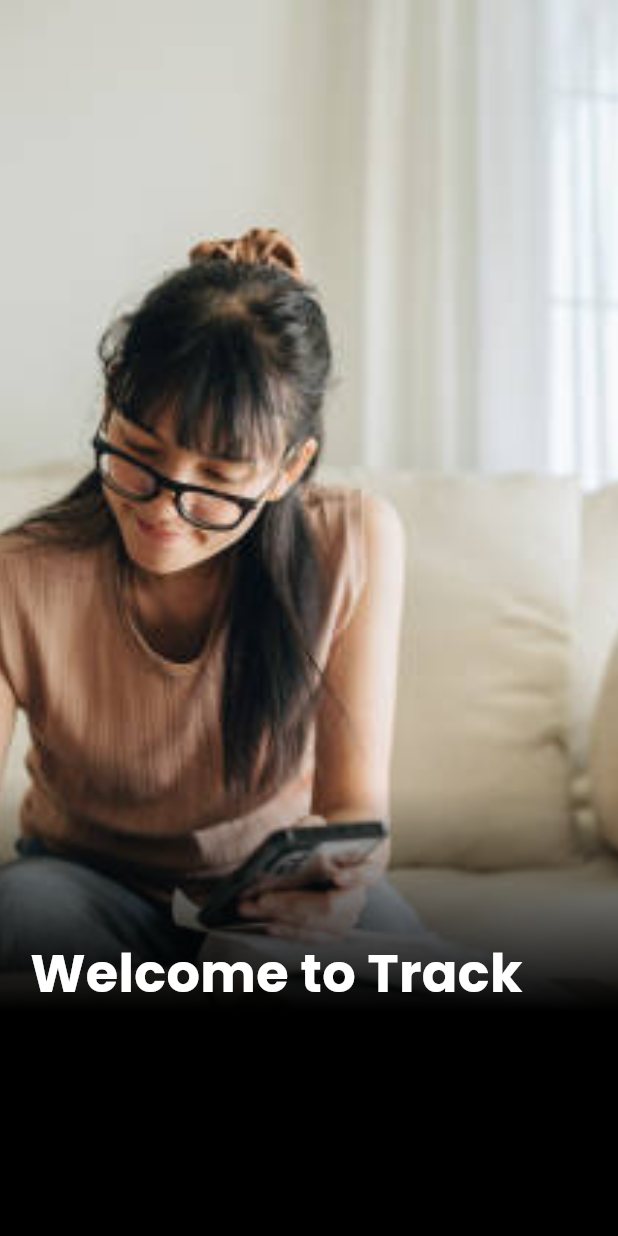
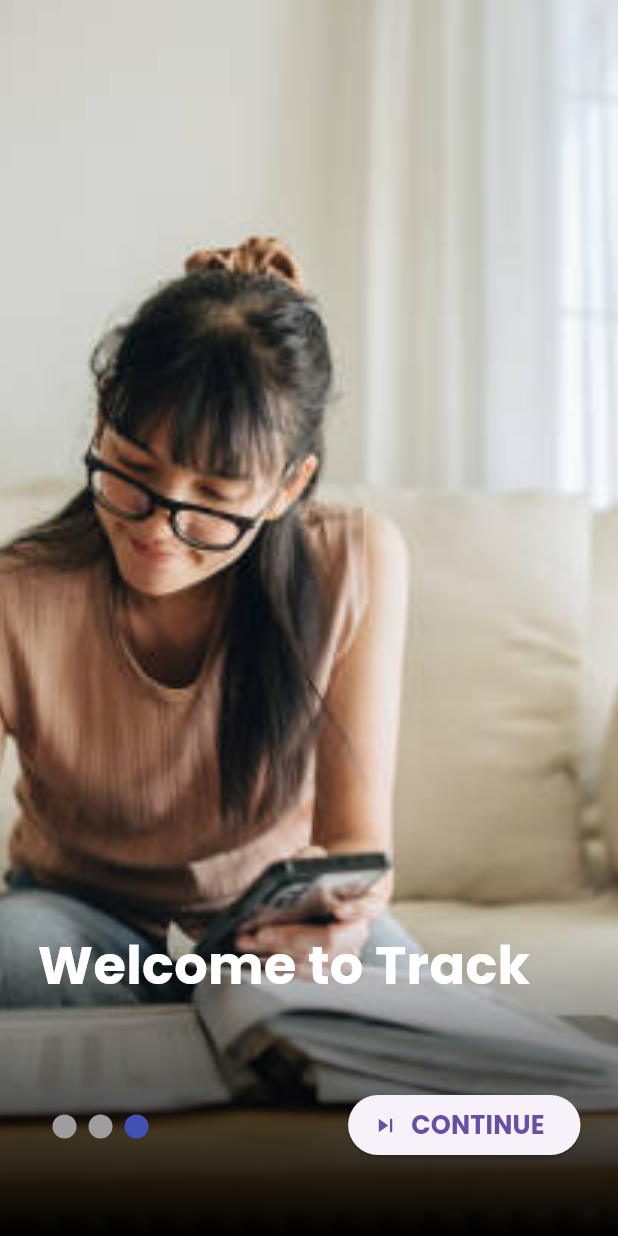
Before and after one commit to abey-joseph/expense_tracker, a Flutter app: the screen it shows after launch, swiped to page 3, on a phone screen of 412 x 824 dp. Run offline on Flutter 3.47's test engine with Material 3 defaults, Android fonts, the phone set to English and light mode, and no system bars; drawn by our look-alikes of smooth_page_indicator; our stand-ins replace bloc, firebase_auth, firebase_core, flutter_bloc, freezed_annotation, get_it and 4 more; accounts and stored records are empty; generated files the repository leaves out were written again.

Commit message:
oneborard screen corrected

```diff
--- a/lib/main.dart
+++ b/lib/main.dart
@@ -3,7 +3,6 @@ import 'package:expense_tracker/core/firebase/firebase_actions.dart';
 import 'package:expense_tracker/core/get_it/get_it.dart';
 import 'package:expense_tracker/core/db/db.dart';
 import 'package:expense_tracker/ui/screens/onboard_screen.dart';
-import 'package:expense_tracker/ui/screens/splash_screen.dart';
 import 'package:expense_tracker/ui/theme/theme_provider.dart';
 import 'package:flutter/material.dart';
 import 'package:flutter_bloc/flutter_bloc.dart';
--- a/lib/ui/pages/onboard_screen/page1.dart
+++ b/lib/ui/pages/onboard_screen/page1.dart
@@ -9,10 +9,11 @@ class Page1 extends StatelessWidget {
       body: Stack(
         children: [
           SizedBox(
-              height: MediaQuery.of(context).size.height - 30,
+              height: MediaQuery.of(context).size.height,
+              width: MediaQuery.of(context).size.width,
               child: Image.asset(
                 "assets/images/on_board_screen/photo1.webp",
-                fit: BoxFit.fitHeight,
+                fit: BoxFit.cover,
               ))
         ],
       ),
--- a/lib/ui/pages/onboard_screen/page2.dart
+++ b/lib/ui/pages/onboard_screen/page2.dart
@@ -9,10 +9,11 @@ class Page2 extends StatelessWidget {
       body: Stack(
         children: [
           SizedBox(
-              height: MediaQuery.of(context).size.height - 30,
+              height: MediaQuery.of(context).size.height,
+              width: MediaQuery.of(context).size.width,
               child: Image.asset(
                 "assets/images/on_board_screen/photo2.webp",
-                fit: BoxFit.fitHeight,
+                fit: BoxFit.cover,
               ))
         ],
       ),
--- a/lib/ui/pages/onboard_screen/page3.dart
+++ b/lib/ui/pages/onboard_screen/page3.dart
@@ -1,4 +1,3 @@
-import 'package:expense_tracker/ui/screens/splash_screen.dart';
 import 'package:flutter/material.dart';
 
 class Page3 extends StatelessWidget {
@@ -10,16 +9,11 @@ class Page3 extends StatelessWidget {
       body: Stack(
         children: [
           SizedBox(
-              height: MediaQuery.of(context).size.height - 30,
-              child: GestureDetector(
-                onLongPress: () => Navigator.of(context)
-                    .push(MaterialPageRoute(builder: (context) {
-                  return SplashScreen();
-                })),
-                child: Image.asset(
-                  "assets/images/on_board_screen/photo3.jpg",
-                  fit: BoxFit.fitHeight,
-                ),
+              height: MediaQuery.of(context).size.height,
+              width: MediaQuery.of(context).size.width,
+              child: Image.asset(
+                "assets/images/on_board_screen/photo3.jpg",
+                fit: BoxFit.cover,
               ))
         ],
       ),
--- a/lib/ui/screens/onboard_screen.dart
+++ b/lib/ui/screens/onboard_screen.dart
@@ -2,62 +2,73 @@ import 'package:expense_tracker/ui/pages/onboard_screen/page1.dart';
 import 'package:expense_tracker/ui/pages/onboard_screen/page2.dart';
 import 'package:expense_tracker/ui/pages/onboard_screen/page3.dart';
 import 'package:expense_tracker/ui/screens/splash_screen.dart';
-import 'package:expense_tracker/ui/widgets/text_field.dart';
-import 'package:expense_tracker/ui/widgets/titles/home_screen_titles.dart';
 import 'package:flutter/material.dart';
+import 'package:smooth_page_indicator/smooth_page_indicator.dart';
 
-class OnboardScreen extends StatefulWidget {
+class OnboardScreen extends StatelessWidget {
   const OnboardScreen({super.key});
 
   @override
-  State<OnboardScreen> createState() => _OnboardScreenState();
-}
-
-class _OnboardScreenState extends State<OnboardScreen> {
-  @override
   Widget build(BuildContext context) {
+    PageController pageController = PageController();
     return Scaffold(
       body: Stack(
         children: [
-          SizedBox(
-              height: MediaQuery.of(context).size.height - 30,
-              child: PageView(
+          PageView(
+            controller: pageController,
+            physics: ClampingScrollPhysics(),
             children: [
               Page1(),
               Page2(),
               Page3(),
             ],
-              )),
+          ),
           Align(
             alignment: Alignment.bottomCenter,
             child: Container(
-              height: 300,
-              width: MediaQuery.of(context).size.width,
+              height: MediaQuery.of(context).size.height / 4,
               decoration: BoxDecoration(
                   gradient: LinearGradient(
                       begin: Alignment.topCenter,
                       end: Alignment.bottomCenter,
-                      colors: [
-                    Colors.transparent,
-                    Colors.black,
-                    Colors.black,
-                  ])),
+                      colors: [Colors.transparent, Colors.black])),
+            ),
+          ),
+          Align(
+            alignment: Alignment(-0.4, 0.6),
+            child: Text(
+              "Welcome to Track",
+              style: TextStyle(
+                color: Colors.white,
+                fontSize: 35,
+                fontWeight: FontWeight.bold,
+              ),
+            ),
+          ),
+          Align(
+            alignment: Alignment.bottomRight,
+            child: Padding(
+              padding: const EdgeInsets.only(right: 25, bottom: 50),
+              child: ElevatedButton.icon(
+                onPressed: () {
+                  Navigator.of(context)
+                      .pushReplacement(MaterialPageRoute(builder: (context) {
+                    return SplashScreen();
+                  }));
+                },
+                label: Text(
+                  "CONTINUE",
+                  style: TextStyle(fontSize: 17, fontWeight: FontWeight.bold),
+                ),
+                icon: Icon(Icons.skip_next),
+              ),
             ),
           ),
           Align(
             alignment: Alignment.bottomLeft,
-            child: SizedBox(
-              height: 200,
             child: Padding(
-                padding: const EdgeInsets.only(left: 20),
-                child: Text(
-                  "Welcome to Track",
-                  style: TextStyle(
-                      fontSize: 35,
-                      fontWeight: FontWeight.bold,
-                      color: Colors.white),
-                ),
-              ),
+              padding: const EdgeInsets.only(left: 35, bottom: 65),
+              child: SmoothPageIndicator(controller: pageController, count: 3),
             ),
           )
         ],
```
Lines whose indentation alone changed are shown as unchanged.
